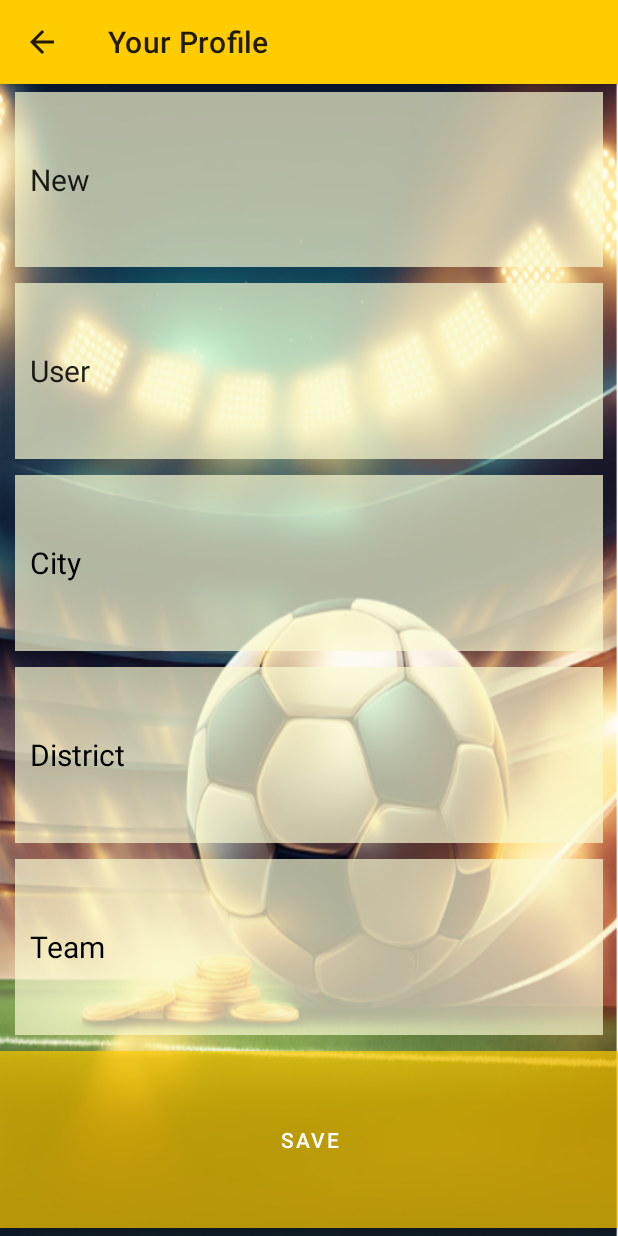
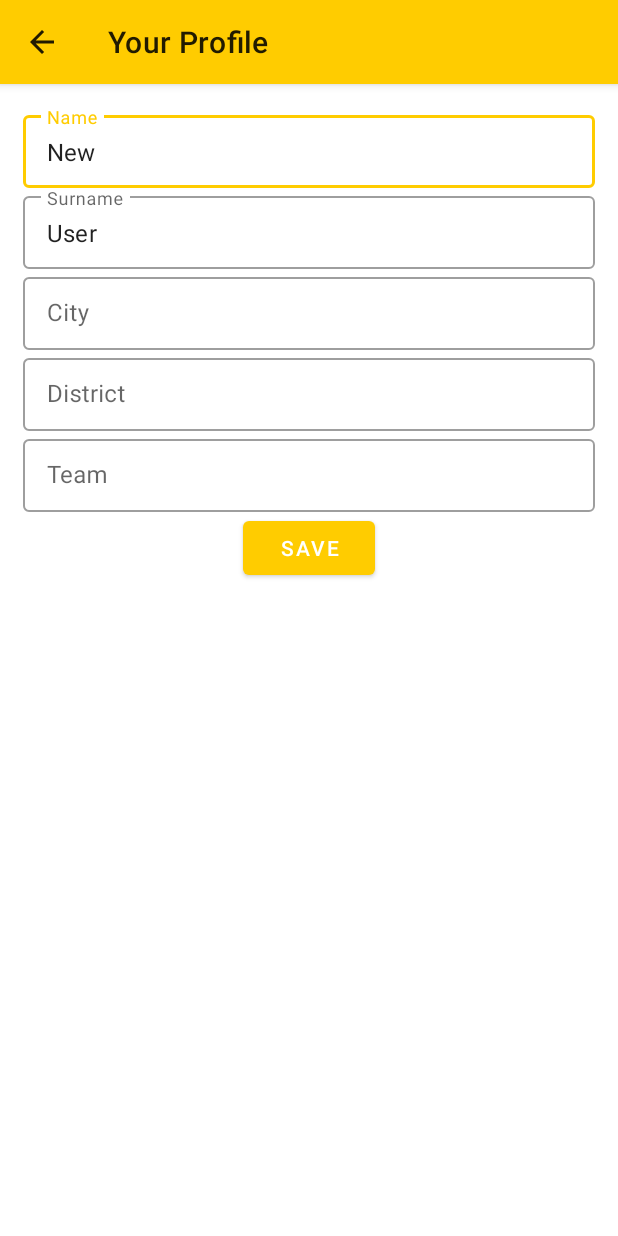
Before and after one commit to Baturalp52/mobile-bet-game, an Android app: the ProfileActivity screen opened directly, with no data from a screen before it, on a phone screen of 412 x 824 dp. Run offline under Robolectric (Android 15) with nearby library versions, the phone set to English and light mode, and no system bars; our stand-ins replace Room's generated code.

Commit message:
profile design updates

```diff
--- a/app/build.gradle.kts
+++ b/app/build.gradle.kts
@@ -88,4 +88,6 @@ dependencies {
     implementation("org.jetbrains.kotlin:kotlin-stdlib-jdk7:1.3.72")
     api("org.jetbrains.kotlinx:kotlinx-coroutines-core:1.3.5")
     api("org.jetbrains.kotlinx:kotlinx-coroutines-android:1.3.5")
+
+
 }
--- a/app/src/main/java/com/termproject/ProfileActivity.kt
+++ b/app/src/main/java/com/termproject/ProfileActivity.kt
@@ -29,11 +29,11 @@ class ProfileActivity : AppCompatActivity() {
             val existingUser = userViewModel.getUser()
 
             if (existingUser != null) {
-                binding.etName.setText(existingUser.name)
-                binding.etSurname.setText(existingUser.surname)
-                binding.etCity.setText(existingUser.city)
-                binding.etTeam.setText(existingUser.team)
-                binding.etDistrict.setText(existingUser.district)
+                binding.etName.editText?.setText(existingUser.name)
+                binding.etSurname.editText?.setText(existingUser.surname)
+                binding.etCity.editText?.setText(existingUser.city)
+                binding.etTeam.editText?.setText(existingUser.team)
+                binding.etDistrict.editText?.setText(existingUser.district)
             }
 
         }
@@ -50,11 +50,11 @@ class ProfileActivity : AppCompatActivity() {
         userViewModel = ViewModelProvider(this)?.get(UserViewModel::class.java)!!
 
         binding.profileBtn.setOnClickListener {
-            val name: String = binding.etName.text.toString()
-            val surname: String = binding.etSurname.text.toString()
-            val city: String = binding.etCity.text.toString()
-            val district: String = binding.etDistrict.text.toString()
-            val team: String = binding.etTeam.text.toString()
+            val name: String = binding.etName.editText?.text.toString()
+            val surname: String = binding.etSurname.editText?.text.toString()
+            val city: String = binding.etCity.editText?.text.toString()
+            val district: String = binding.etDistrict.editText?.text.toString()
+            val team: String = binding.etTeam.editText?.text.toString()
             CoroutineScope(Dispatchers.Main).launch {
                 val existingUser = userViewModel.getUser()
 
--- a/app/src/main/java/com/termproject/ui/CreditDialog.kt
+++ b/app/src/main/java/com/termproject/ui/CreditDialog.kt
@@ -2,13 +2,9 @@ package com.termproject.ui
 
 
 import android.content.Context
-import android.util.AttributeSet
-import android.view.View
 import android.widget.Button
-import android.widget.TextView
 import android.widget.Toast
 import com.google.android.material.dialog.MaterialAlertDialogBuilder
-import com.termproject.R
 import com.termproject.db.user.User
 import com.termproject.db.user.UserViewModel
 import kotlinx.coroutines.CoroutineScope
--- a/app/src/main/res/layout/activity_profile.xml
+++ b/app/src/main/res/layout/activity_profile.xml
@@ -5,91 +5,84 @@
     android:id="@+id/et"
     android:layout_width="match_parent"
     android:layout_height="match_parent"
-    android:background="@drawable/bg"
+    android:gravity="center|top"
     android:orientation="vertical"
+    android:padding="15dp"
     tools:context=".ProfileActivity">
 
-    <EditText
+    <com.google.android.material.textfield.TextInputLayout
         android:id="@+id/etName"
+        style="?attr/textInputOutlinedDenseStyle"
         android:layout_width="match_parent"
         android:layout_height="wrap_content"
-        android:layout_marginHorizontal="10dp"
-        android:layout_marginVertical="5dp"
-        android:layout_weight="1"
-        android:background="#B3FAFAD2"
-        android:ems="10"
         android:hint="Name"
-        android:inputType="text"
-        android:padding="10dp"
-        android:textColorHint="@color/black"
-        android:textSize="20sp" />
+        android:inputType="text">
 
-    <EditText
+        <com.google.android.material.textfield.TextInputEditText
+            android:layout_width="match_parent"
+            android:layout_height="wrap_content" />
+    </com.google.android.material.textfield.TextInputLayout>
+
+
+    <com.google.android.material.textfield.TextInputLayout
         android:id="@+id/etSurname"
+        style="?attr/textInputOutlinedDenseStyle"
         android:layout_width="match_parent"
         android:layout_height="wrap_content"
-        android:layout_marginHorizontal="10dp"
-        android:layout_marginVertical="5dp"
-        android:layout_weight="1"
-        android:background="#B3FAFAD2"
-        android:ems="10"
         android:hint="Surname"
-        android:inputType="text"
-        android:padding="10dp"
-        android:textColorHint="@color/black"
-        android:textSize="20sp" />
+        android:inputType="text">
 
-    <EditText
+        <com.google.android.material.textfield.TextInputEditText
+            android:layout_width="match_parent"
+            android:layout_height="wrap_content" />
+    </com.google.android.material.textfield.TextInputLayout>
+
+    <com.google.android.material.textfield.TextInputLayout
         android:id="@+id/etCity"
+        style="?attr/textInputOutlinedDenseStyle"
         android:layout_width="match_parent"
         android:layout_height="wrap_content"
-        android:layout_marginHorizontal="10dp"
-        android:layout_marginVertical="5dp"
-        android:layout_weight="1"
-        android:background="#B3FAFAD2"
-        android:ems="10"
         android:hint="City"
-        android:inputType="text"
-        android:padding="10dp"
-        android:textColorHint="@color/black"
-        android:textSize="20sp" />
+        android:inputType="text">
 
-    <EditText
+        <com.google.android.material.textfield.TextInputEditText
+            android:layout_width="match_parent"
+            android:layout_height="wrap_content" />
+    </com.google.android.material.textfield.TextInputLayout>
+
+
+    <com.google.android.material.textfield.TextInputLayout
         android:id="@+id/etDistrict"
+        style="?attr/textInputOutlinedDenseStyle"
         android:layout_width="match_parent"
         android:layout_height="wrap_content"
-        android:layout_marginHorizontal="10dp"
-        android:layout_marginVertical="5dp"
-        android:layout_weight="1"
-        android:background="#B3FAFAD2"
-        android:ems="10"
         android:hint="District"
-        android:inputType="text"
-        android:padding="10dp"
-        android:textColorHint="@color/black"
-        android:textSize="20sp" />
+        android:inputType="text">
 
-    <EditText
+        <com.google.android.material.textfield.TextInputEditText
+            android:layout_width="match_parent"
+            android:layout_height="wrap_content" />
+    </com.google.android.material.textfield.TextInputLayout>
+
+    <com.google.android.material.textfield.TextInputLayout
         android:id="@+id/etTeam"
+        style="?attr/textInputOutlinedDenseStyle"
         android:layout_width="match_parent"
         android:layout_height="wrap_content"
-        android:layout_marginHorizontal="10dp"
-        android:layout_marginVertical="5dp"
-        android:layout_weight="1"
-        android:background="#B3FAFAD2"
-        android:ems="10"
         android:hint="Team"
-        android:inputType="text"
-        android:padding="10dp"
-        android:textColorHint="@color/black"
-        android:textSize="20sp" />
+        android:inputType="text">
+
+        <com.google.android.material.textfield.TextInputEditText
+            android:layout_width="match_parent"
+            android:layout_height="wrap_content" />
+    </com.google.android.material.textfield.TextInputLayout>
+
 
     <Button
         android:id="@+id/profileBtn"
-        android:layout_width="match_parent"
+        style="?attr/materialButtonStyle"
+        android:layout_width="wrap_content"
         android:layout_height="wrap_content"
-        android:layout_marginVertical="5dp"
-        android:layout_weight="1"
-        android:background="#B31C1C04"
         android:text="Save" />
+
 </LinearLayout>
```
